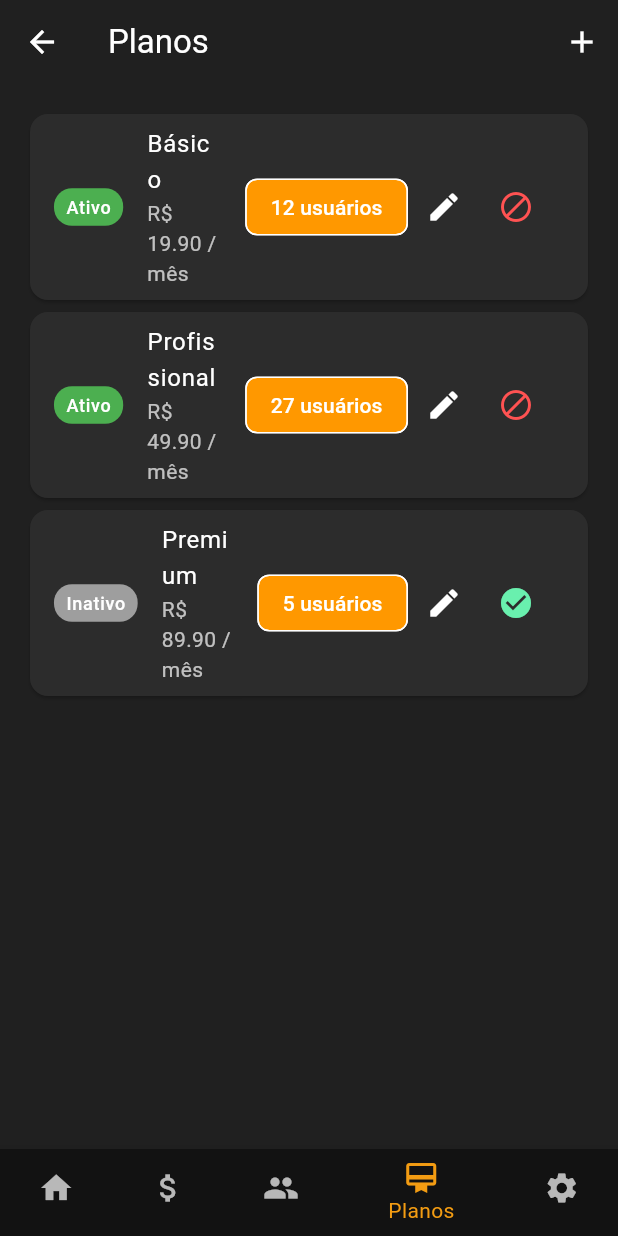
After one commit to Ubletech-Software-House/meu_barbeiro_app, a Flutter app: the AdminPlansPage screen opened by its route, on a phone screen of 412 x 824 dp. The commit adds this screen. Run offline on Flutter 3.47's test engine with Material 3 defaults, Android fonts, the phone set to English and light mode, and no system bars.

Commit message:
feat: implementa AdminPlansPage com valor, status, badge de barbeiros e ações

```diff
--- a/lib/main.dart
+++ b/lib/main.dart
@@ -1,6 +1,7 @@
 import 'package:flutter/material.dart';
 import 'core/theme.dart';
 import 'modules/admin/pages/admin_dashboard_page.dart';
+import 'modules/admin/pages/admin_plans_page.dart';
 import 'modules/admin/pages/admin_users_page.dart';
 import 'modules/appointments/pages/appointments_list_page.dart';
 import 'modules/appointments/pages/client_create_appointment_page.dart';
@@ -65,6 +66,7 @@ class MeuBarbeiroApp extends StatelessWidget {
         // ADMIN
         '/admin-home': (_) => const AdminDashboardPage(),
         '/admin-users': (_) => const AdminUsersPage(),
+        '/admin-plans': (_) => const AdminPlansPage(),
       },
     );
   }
--- /dev/null
+++ b/lib/modules/admin/pages/admin_plans_page.dart
@@ -0,0 +1,107 @@
+import 'package:flutter/material.dart';
+import 'package:meu_barbeiro_app/shared/widgets/admin_bottom_navbar.dart';
+
+class AdminPlansPage extends StatelessWidget {
+  const AdminPlansPage({super.key});
+
+  @override
+  Widget build(BuildContext context) {
+    final List<Map<String, dynamic>> planos = [
+      {
+        'nome': 'Básico',
+        'valor': 19.90,
+        'ativo': true,
+        'barbeiros': 12,
+      },
+      {
+        'nome': 'Profissional',
+        'valor': 49.90,
+        'ativo': true,
+        'barbeiros': 27,
+      },
+      {
+        'nome': 'Premium',
+        'valor': 89.90,
+        'ativo': false,
+        'barbeiros': 5,
+      },
+    ];
+
+    return Scaffold(
+      backgroundColor: const Color(0xFF202020),
+      appBar: AppBar(
+        backgroundColor: const Color(0xFF202020),
+        title: const Text('Planos'),
+        actions: [
+          IconButton(
+            onPressed: () {
+              // TODO: Navegar para cadastro de plano
+            },
+            icon: const Icon(Icons.add),
+            tooltip: 'Novo Plano',
+          )
+        ],
+      ),
+      body: Padding(
+        padding: const EdgeInsets.all(16),
+        child: ListView.builder(
+          itemCount: planos.length,
+          itemBuilder: (context, index) {
+            final plano = planos[index];
+            return Card(
+              color: const Color(0xFF2C2C2C),
+              child: ListTile(
+                title: Text(plano['nome'],
+                    style: const TextStyle(color: Colors.white)),
+                subtitle: Text('R\$ ${plano['valor'].toStringAsFixed(2)} / mês',
+                    style: const TextStyle(color: Colors.white70)),
+                leading: Container(
+                  padding:
+                      const EdgeInsets.symmetric(horizontal: 8, vertical: 4),
+                  decoration: BoxDecoration(
+                    color: plano['ativo'] ? Colors.green : Colors.grey,
+                    borderRadius: BorderRadius.circular(12),
+                  ),
+                  child: Text(
+                    plano['ativo'] ? 'Ativo' : 'Inativo',
+                    style: const TextStyle(color: Colors.white, fontSize: 12),
+                  ),
+                ),
+                trailing: Row(
+                  mainAxisSize: MainAxisSize.min,
+                  children: [
+                    Chip(
+                      label: Text(
+                        '${plano['barbeiros']} usuários',
+                        style: const TextStyle(color: Colors.white),
+                      ),
+                      backgroundColor: Colors.orange,
+                    ),
+                    IconButton(
+                      icon: const Icon(Icons.edit, color: Colors.white),
+                      onPressed: () {
+                        // TODO: Editar plano
+                      },
+                    ),
+                    IconButton(
+                      icon: Icon(
+                        plano['ativo'] ? Icons.block : Icons.check_circle,
+                        color: plano['ativo']
+                            ? Colors.redAccent
+                            : Colors.greenAccent,
+                      ),
+                      onPressed: () {
+                        // TODO: Ativar/Inativar plano
+                      },
+                    ),
+                  ],
+                ),
+              ),
+            );
+          },
+        ),
+      ),
+      bottomNavigationBar: const AdminBottomNavbar(currentIndex: 3),
+    );
+  }
+}
```
